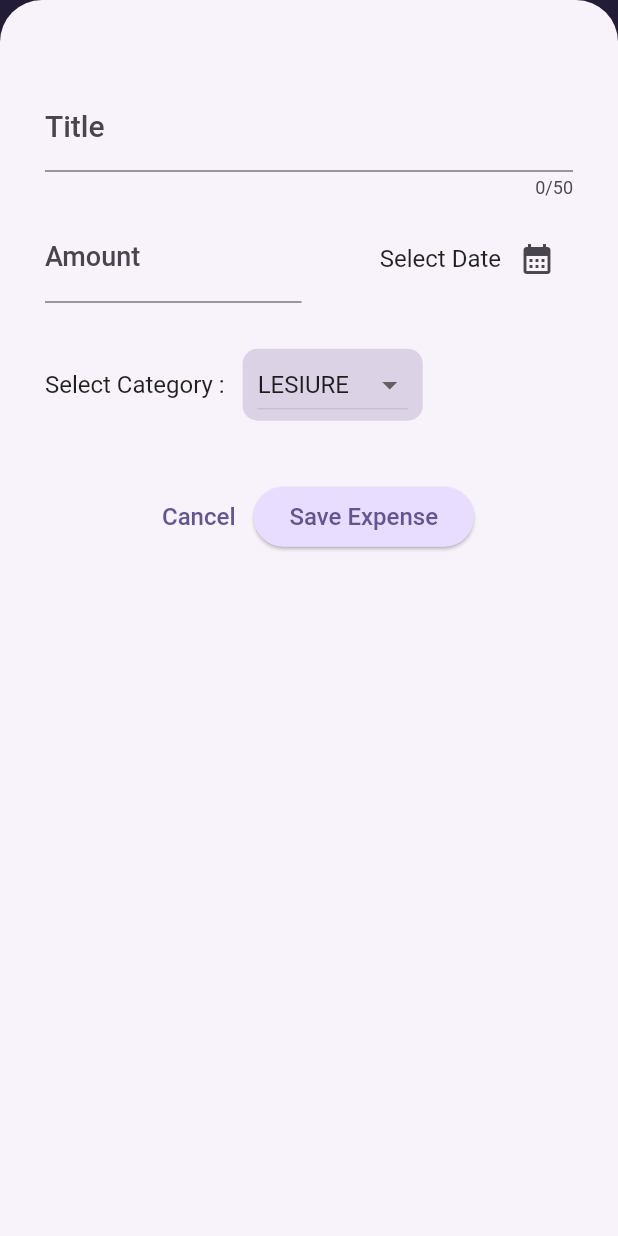
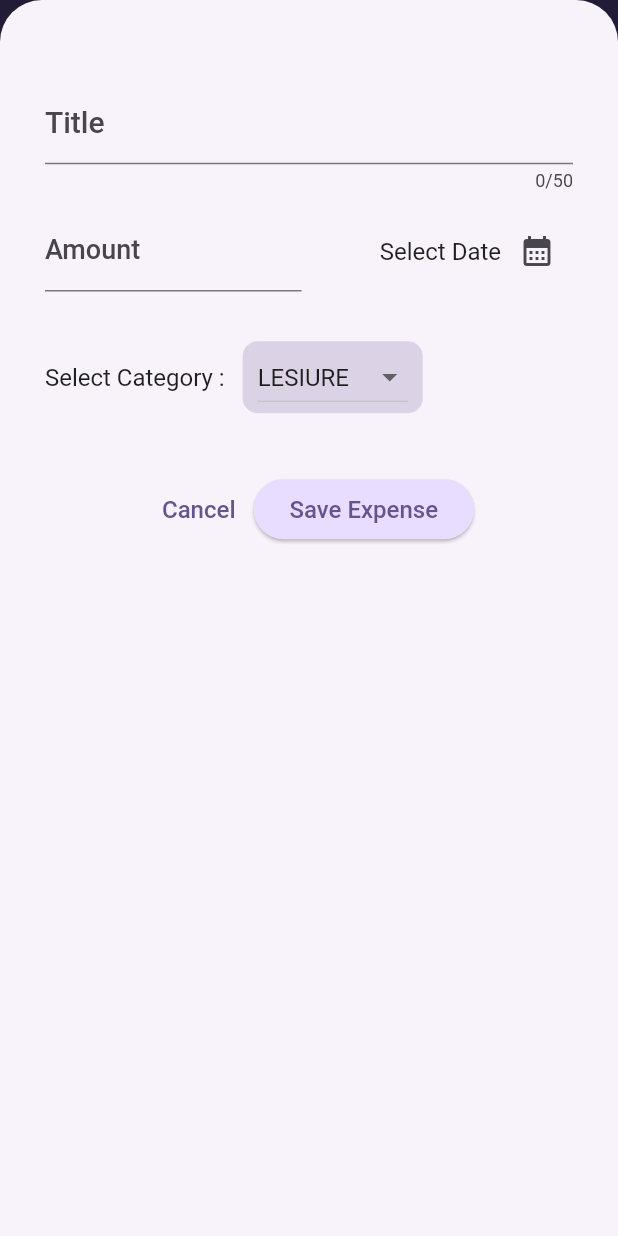
Before and after one commit to TeniG/Flutter_Expense_Tracker_App, a Flutter app: the screen it shows after launch, after a tap on the "add" icon, on a phone screen of 412 x 824 dp. Run offline on Flutter 3.47's test engine with Material 2 defaults, Android fonts, the phone set to English and light mode, and no system bars.

Commit message:
category names displayed below Icons in Chart, Styles added

```diff
--- a/lib/widgets/chart/chart_section.dart
+++ b/lib/widgets/chart/chart_section.dart
@@ -64,8 +64,11 @@ class ChartSection extends StatelessWidget {
                 .map((category) => Expanded(
                       child: Padding(
                         padding: const EdgeInsets.symmetric(horizontal: 4),
-                        child: Icon(
-                          categoryIcons[category],
+                        child: Column(
+                          children: [
+                            Icon(categoryIcons[category]),
+                            Text(category.name)
+                          ],
                         ),
                       ),
                     ))
--- a/lib/widgets/expense_modal.dart
+++ b/lib/widgets/expense_modal.dart
@@ -114,7 +114,7 @@ class _ExpensesState extends State<ExpenseModal> {
         children: [
           TextField(
             // onChanged: _saveEditedTitleValue,
-            style: const TextStyle(fontSize: 24),
+            style: const TextStyle(fontSize: 20),
             maxLength: 50,
             controller: _titleController,
             decoration: const InputDecoration(
@@ -125,7 +125,7 @@ class _ExpensesState extends State<ExpenseModal> {
             children: [
               Expanded(
                 child: TextField(
-                  style: const TextStyle(fontSize: 24),
+                  style: const TextStyle(fontSize: 20),
                   keyboardType: TextInputType.number,
                   controller: _amountController,
                   decoration: const InputDecoration(
--- a/lib/widgets/expenses_list/expense_list.dart
+++ b/lib/widgets/expenses_list/expense_list.dart
@@ -17,7 +17,7 @@ class ExpenseList extends StatelessWidget {
           itemBuilder: (context, index) {
             return Dismissible(
                 background: Container(
-                  color: Theme.of(context).colorScheme.error.withOpacity(0.2),
+                  color: Theme.of(context).colorScheme.primary.withOpacity(0.2),
                   margin: EdgeInsets.symmetric(horizontal:Theme.of(context).cardTheme.margin!.horizontal ),
                 ),
                 key: ValueKey(expenseList[index]),
--- a/lib/widgets/expenses_screen.dart
+++ b/lib/widgets/expenses_screen.dart
@@ -90,11 +90,21 @@ class _ExpensesState extends State<Expenses> {
           IconButton(
             onPressed: _openAddExpenseModalOverlay,
             icon: const Icon(Icons.add),
+            color: Colors.white,
           ),
         ],
       ),
       body: Column(
         children: [
+          const SizedBox(height: 20),
+          Text(
+            "Expense Chart by Category",
+            style: TextStyle(
+              fontSize: 20,
+              fontWeight: FontWeight.bold,
+              color: Theme.of(context).colorScheme.onSecondaryContainer,
+            ),
+          ),
           ChartSection(expenseList: _registeredExpenses),
           mainWidget,
         ],
```
Also changed, not shown: lib/widgets/expenses_list/expense_item.dart (+8 -6 lines).
